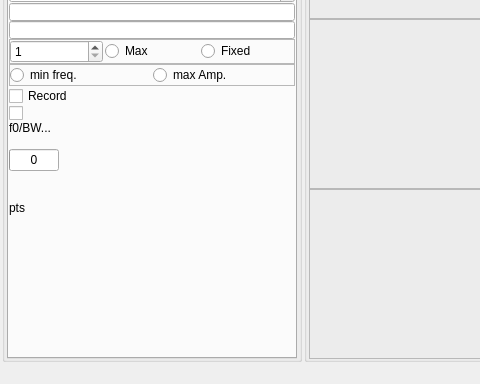
First picture: the form in QCM_GUI_test6.ui, repository shullgroup/rheoQCM, before the edit; both pictures show x 0 to 480 and y 580 to 964 of the 1114 by 964 pixel window.
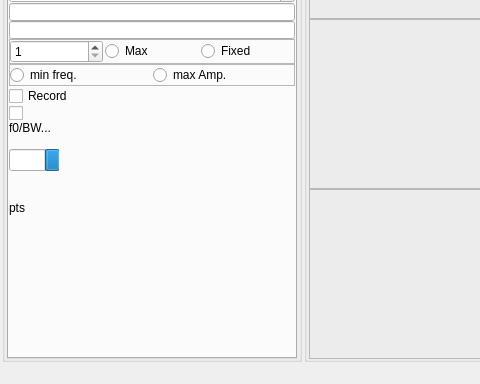
Second picture: the form after the edit. The open tabs and pages were chosen to show the change. Icons and pictures are not drawn.

Commit message: add timer, bartimer, waittimer

What changed in the file:
```diff
--- a/QCM_GUI_test6.ui
+++ b/QCM_GUI_test6.ui
@@ -2063,10 +2063,10 @@
                  </size>
                 </property>
                 <property name="value">
-                 <number>0</number>
+                 <number>23</number>
                 </property>
                 <property name="invertedAppearance">
-                 <bool>false</bool>
+                 <bool>true</bool>
                 </property>
                 <property name="format">
                  <string>%p</string>
```
Left out of the diff: 2 changed lines with no effect on the pictures. The commit also changes 2 other files.
